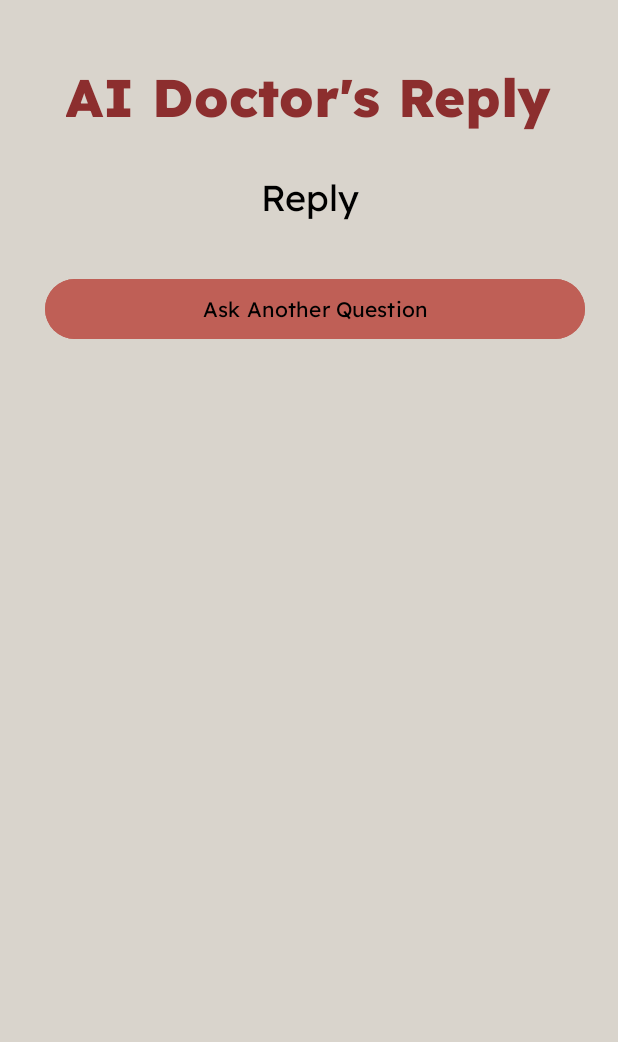
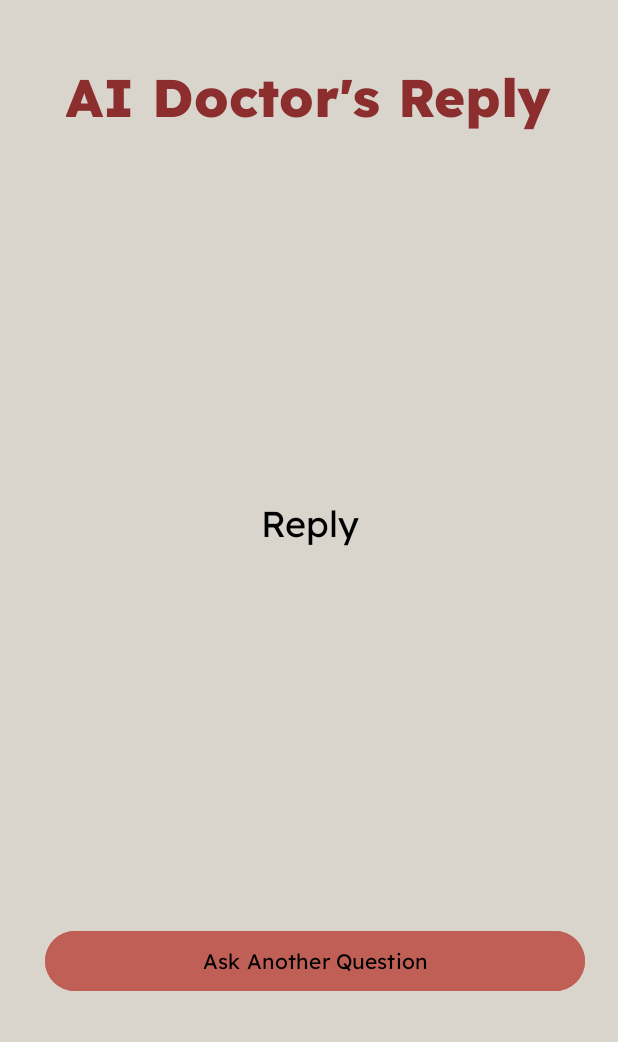
Before and after one commit to Matthew1219MT/ElderCare, an Android app: the fragment F_AIDoctorReply placed in its activity, on a phone screen of 412 x 824 dp, the part 194-1236 px from its top. Run offline under Robolectric (Android 15) with nearby library versions, the phone set to English and light mode, and no system bars; our stand-ins replace Volley.

Commit message:
Updated AI doctor reply layout.
Made the 'ask another question' button stay put so reply doesn't push it down.

```diff
--- a/app/src/main/res/layout/fragment_ai_doctor_reply.xml
+++ b/app/src/main/res/layout/fragment_ai_doctor_reply.xml
@@ -53,14 +53,14 @@
     <!-- Reply -->
     <ScrollView
         android:layout_width="match_parent"
-        android:layout_height="wrap_content"
+        android:layout_height="0dp"
         android:layout_marginBottom="15dp"
         android:layout_marginTop="0dp"
         android:overScrollMode="ifContentScrolls"
         android:scrollbars="vertical"
         android:fillViewport="true"
         android:layout_gravity="center_horizontal"
-        android:maxHeight="300dp">
+        android:layout_weight="1">
 
         <TextView
             android:id="@+id/reply"
@@ -78,7 +78,9 @@
         android:layout_width="match_parent"
         android:layout_height="wrap_content"
         android:orientation="horizontal"
-        android:layout_marginTop="20dp">
+        android:layout_marginTop="20dp"
+        android:gravity="center_horizontal"
+        android:paddingBottom="8dp">
 
         <Button
             android:id="@+id/ask_btn"
```
